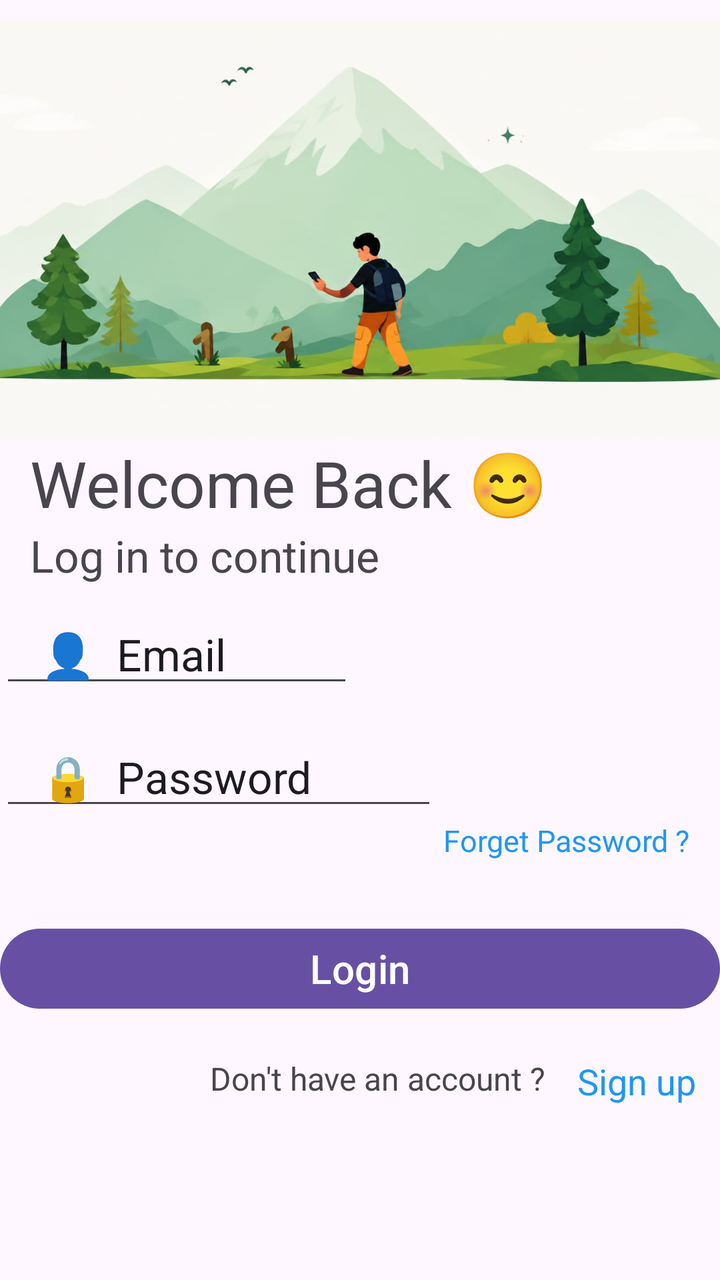
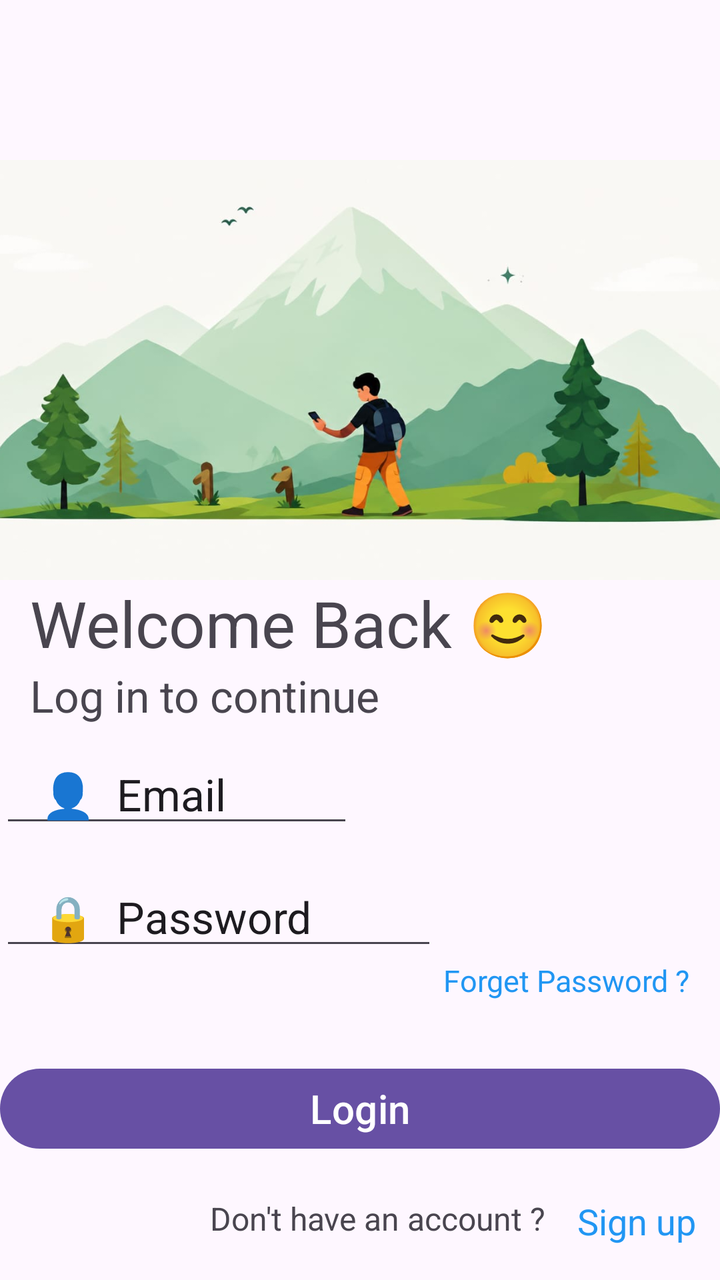

An Android layout rendered at two revisions. The XML below is the earlier revision; the diff shows what the commit changed to produce the second picture.
<!-- AndroidManifest.xml: application theme Theme.TrailSplit -->
<!-- res/layout/activity_main.xml -->
<?xml version="1.0" encoding="utf-8"?>
<androidx.constraintlayout.widget.ConstraintLayout xmlns:android="http://schemas.android.com/apk/res/android"
    xmlns:app="http://schemas.android.com/apk/res-auto"
    xmlns:tools="http://schemas.android.com/tools"
    android:id="@+id/main"
    android:layout_width="match_parent"
    android:layout_height="match_parent"
    tools:context=".MainActivity">

    <ImageView
        android:id="@+id/loginheader"
        android:layout_width="match_parent"
        android:layout_height="210dp"
        android:layout_marginTop="10dp"
        android:scaleType="centerCrop"
        android:src="@drawable/Login_image"
        app:layout_constraintTop_toTopOf="parent"


        />

    <TextView
        android:id="@+id/welcome"
        android:layout_width="wrap_content"
        android:layout_height="wrap_content"
        android:text="Welcome Back 😊"
        android:textSize="32sp"
        app:layout_constraintTop_toBottomOf="@id/loginheader"
        app:layout_constraintStart_toStartOf="@id/loginheader"
        android:paddingLeft="15dp"
        />

    <TextView
        android:id="@+id/statement"
        android:layout_width="wrap_content"
        android:layout_height="wrap_content"
        android:text="Log in to continue"
        android:textSize="22sp"
        android:paddingLeft="15dp"
        app:layout_constraintTop_toBottomOf="@id/welcome"
        app:layout_constraintStart_toStartOf="@id/welcome"


        />

        <EditText
            android:id="@+id/email"
            android:layout_width="wrap_content"
            android:layout_height="wrap_content"
            android:text=" 👤  Email"
            android:hint="Enter your email"

            android:textSize="22sp"
            android:paddingTop="20dp"
            android:paddingLeft="15dp"
            app:layout_constraintTop_toBottomOf="@id/statement"
            app:layout_constraintStart_toStartOf="@id/statement"

            />

    <EditText
        android:id="@+id/password"
        android:layout_width="wrap_content"
        android:layout_height="wrap_content"
        android:text=" 🔒  Password"
        android:hint="Enter your password"

        android:textSize="22sp"
        android:paddingTop="25dp"
        android:paddingLeft="15dp"
        app:layout_constraintTop_toBottomOf="@id/email"
        app:layout_constraintStart_toStartOf="@id/email"

        />

    <TextView
        android:id="@+id/fogetpassword"
        android:layout_width="wrap_content"
        android:layout_height="wrap_content"
        android:text="Forget Password ?"
        android:textSize="15dp"
        android:textColor="#2196F3"
        app:layout_constraintTop_toBottomOf="@id/password"
        app:layout_constraintEnd_toEndOf="parent"
        android:layout_marginRight="15dp"
        />



    <Button
        android:id="@+id/btn"
        android:layout_width="match_parent"
        android:layout_height="wrap_content"
        android:text="Login"
        android:textSize="20sp"
        android:layout_marginTop="30dp"


        app:layout_constraintTop_toBottomOf="@id/fogetpassword"
        />
    <TextView
        android:id="@+id/account"
        android:layout_width="wrap_content"
        android:layout_height="wrap_content"
        android:text="Don't have an account ? "
        android:textSize="16dp"
        android:paddingTop="20dp"
        app:layout_constraintTop_toBottomOf="@id/btn"
        android:paddingLeft="105dp"
        app:layout_constraintStart_toStartOf="parent"



        />
    <TextView
        android:layout_width="wrap_content"
        android:layout_height="wrap_content"
        android:text="Sign up"
        android:textSize="18dp"
        app:layout_constraintStart_toEndOf="@id/account"
        app:layout_constraintTop_toBottomOf="@id/btn"
        android:paddingTop="20dp"
        android:paddingLeft="12dp"
        android:textColor="#2196F3"
        />
</androidx.constraintlayout.widget.ConstraintLayout>
<!-- resources referenced by this layout -->
<resources>
  <!-- drawable Login_image: jpeg bitmap (drawable, 42846 bytes) -->
  <style name="Theme.TrailSplit" parent="Base.Theme.TrailSplit" />
  <style name="Base.Theme.TrailSplit" parent="Theme.Material3.DayNight.NoActionBar">
          
          
      </style>
</resources>

<!-- the commit's change to res/layout/activity_main.xml (unified diff, before → after) -->
@@ -11,9 +11,9 @@
         android:id="@+id/loginheader"
         android:layout_width="match_parent"
         android:layout_height="210dp"
-        android:layout_marginTop="10dp"
+        android:layout_marginTop="80dp"
         android:scaleType="centerCrop"
-        android:src="@drawable/Login_image"
+        android:src="@drawable/login"
         app:layout_constraintTop_toTopOf="parent"
 
 
<!-- resource entries referenced after the edit -->
@@ -1,6 +1,6 @@
 <!-- resources referenced by this layout -->
 <resources>
-  <!-- drawable Login_image: jpeg bitmap (drawable, 42846 bytes) -->
+  <!-- drawable login: jpeg bitmap (drawable, 42846 bytes) -->
   <style name="Theme.TrailSplit" parent="Base.Theme.TrailSplit" />
   <style name="Base.Theme.TrailSplit" parent="Theme.Material3.DayNight.NoActionBar">
           
